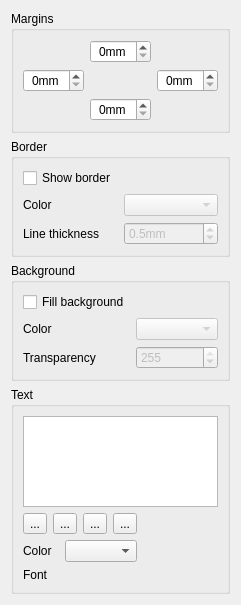
The window that ui/TextElement.ui (KDE/kxstitch) describes before a commit, drawn with Qt 5.
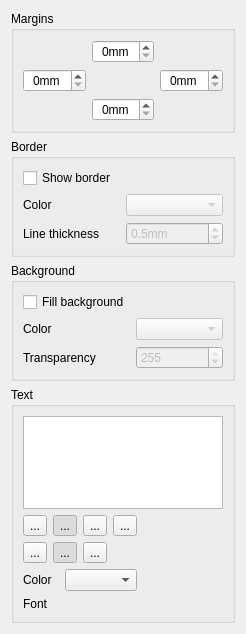
The same window after the commit. Custom widgets are drawn as their Qt base class.

The edit to the form file:
```diff
--- a/ui/TextElement.ui
+++ b/ui/TextElement.ui
@@ -6,15 +6,15 @@
    <rect>
     <x>0</x>
     <y>0</y>
-    <width>241</width>
-    <height>605</height>
+    <width>246</width>
+    <height>634</height>
    </rect>
   </property>
   <property name="windowTitle">
    <string>Text Element Properties</string>
   </property>
-  <layout class="QGridLayout" name="gridLayout_5">
-   <item row="0" column="0">
+  <layout class="QVBoxLayout" name="verticalLayout">
+   <item>
     <widget class="QGroupBox" name="groupBox_4">
      <property name="title">
       <string>Margins</string>
@@ -152,7 +152,7 @@
      </layout>
     </widget>
    </item>
-   <item row="1" column="0">
+   <item>
     <widget class="QGroupBox" name="groupBox">
      <property name="title">
       <string>Border</string>
@@ -217,7 +217,7 @@
      </layout>
     </widget>
    </item>
-   <item row="2" column="0">
+   <item>
     <widget class="QGroupBox" name="groupBox_2">
      <property name="title">
       <string comment="Groupbox title for background properties">Background</string>
@@ -267,18 +267,18 @@
      </layout>
     </widget>
    </item>
-   <item row="3" column="0">
+   <item>
     <widget class="QGroupBox" name="groupBox_3">
      <property name="title">
       <string>Text</string>
      </property>
-     <layout class="QGridLayout" name="gridLayout_3">
+     <layout class="QGridLayout" name="gridLayout_5">
       <item row="0" column="0" colspan="3">
        <widget class="KTextEdit" name="Text"/>
       </item>
       <item row="1" column="0" colspan="2">
-       <layout class="QHBoxLayout" name="horizontalLayout">
-        <item>
+       <layout class="QGridLayout" name="gridLayout_3">
+        <item row="0" column="0">
          <widget class="QToolButton" name="AlignLeft">
           <property name="text">
            <string notr="true">...</string>
@@ -297,7 +297,7 @@
           </property>
          </widget>
         </item>
-        <item>
+        <item row="0" column="1">
          <widget class="QToolButton" name="AlignHCenter">
           <property name="text">
            <string notr="true">...</string>
@@ -311,31 +311,15 @@
           <property name="checkable">
            <bool>true</bool>
           </property>
-          <property name="autoExclusive">
+          <property name="checked">
            <bool>true</bool>
           </property>
-         </widget>
-        </item>
-        <item>
-         <widget class="QToolButton" name="AlignJustify">
-          <property name="text">
-           <string notr="true">...</string>
-          </property>
-          <property name="iconSize">
-           <size>
-            <width>22</width>
-            <height>22</height>
-           </size>
-          </property>
-          <property name="checkable">
-           <bool>true</bool>
-          </property>
           <property name="autoExclusive">
            <bool>true</bool>
           </property>
          </widget>
         </item>
-        <item>
+        <item row="0" column="2">
          <widget class="QToolButton" name="AlignRight">
           <property name="text">
            <string notr="true">...</string>
@@ -350,6 +334,88 @@
            <bool>true</bool>
           </property>
           <property name="autoExclusive">
+           <bool>false</bool>
+          </property>
+         </widget>
+        </item>
+        <item row="0" column="3">
+         <widget class="QToolButton" name="AlignJustify">
+          <property name="toolTip">
+           <string>Justify</string>
+          </property>
+          <property name="text">
+           <string notr="true">...</string>
+          </property>
+          <property name="iconSize">
+           <size>
+            <width>22</width>
+            <height>22</height>
+           </size>
+          </property>
+          <property name="checkable">
+           <bool>true</bool>
+          </property>
+          <property name="autoExclusive">
+           <bool>false</bool>
+          </property>
+         </widget>
+        </item>
+        <item row="1" column="0">
+         <widget class="QToolButton" name="AlignTop">
+          <property name="toolTip">
+           <string>Align top</string>
+          </property>
+          <property name="text">
+           <string>...</string>
+          </property>
+          <property name="iconSize">
+           <size>
+            <width>22</width>
+            <height>22</height>
+           </size>
+          </property>
+          <property name="checkable">
+           <bool>true</bool>
+          </property>
+         </widget>
+        </item>
+        <item row="1" column="1">
+         <widget class="QToolButton" name="AlignVCenter">
+          <property name="toolTip">
+           <string>Align vertical center</string>
+          </property>
+          <property name="text">
+           <string>...</string>
+          </property>
+          <property name="iconSize">
+           <size>
+            <width>22</width>
+            <height>22</height>
+           </size>
+          </property>
+          <property name="checkable">
+           <bool>true</bool>
+          </property>
+          <property name="checked">
+           <bool>true</bool>
+          </property>
+         </widget>
+        </item>
+        <item row="1" column="2">
+         <widget class="QToolButton" name="AlignBottom">
+          <property name="toolTip">
+           <string>Align bottom</string>
+          </property>
+          <property name="text">
+           <string>...</string>
+          </property>
+          <property name="iconSize">
+           <size>
+            <width>22</width>
+            <height>22</height>
+           </size>
+          </property>
+          <property name="checkable">
            <bool>true</bool>
           </property>
          </widget>
@@ -363,7 +429,7 @@
         </property>
         <property name="sizeHint" stdset="0">
          <size>
-          <width>82</width>
+          <width>56</width>
           <height>20</height>
          </size>
         </property>
@@ -386,7 +452,7 @@
         </property>
        </widget>
       </item>
-      <item row="3" column="1" colspan="2">
+      <item row="3" column="1">
        <widget class="KFontRequester" name="TextFont"/>
       </item>
      </layout>
@@ -395,16 +461,16 @@
   </layout>
  </widget>
  <customwidgets>
-  <customwidget>
-   <class>KFontRequester</class>
-   <extends>QWidget</extends>
-   <header>kfontrequester.h</header>
-  </customwidget>
   <customwidget>
    <class>KColorCombo</class>
    <extends>QComboBox</extends>
    <header>kcolorcombo.h</header>
   </customwidget>
+  <customwidget>
+   <class>KFontRequester</class>
+   <extends>QWidget</extends>
+   <header>kfontrequester.h</header>
+  </customwidget>
   <customwidget>
    <class>KTextEdit</class>
    <extends>QTextEdit</extends>
```
Left out of the diff: 14 changed lines with no effect on the pictures.
